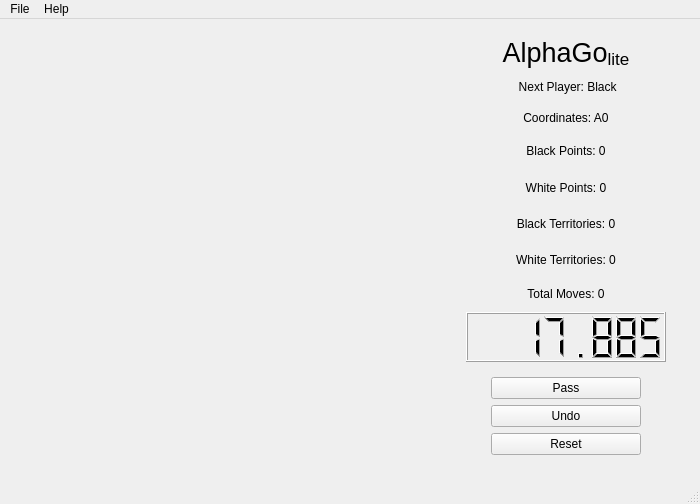
This is code/other_files/main.ui in AynurHasanova/AlphaGo as Qt 5 draws it before an edit. The edited form follows.
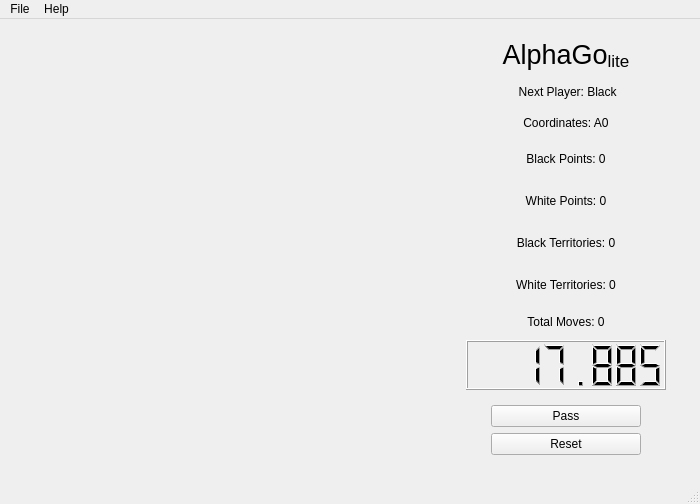
This is the edited form.

Commit message: start working on task8, partially works

Diff of the .ui file:
```diff
--- a/code/other_files/main.ui
+++ b/code/other_files/main.ui
@@ -241,13 +241,6 @@
                  </widget>
                 </item>
                 <item row="1" column="0">
-                 <widget class="QPushButton" name="undo_btn">
-                  <property name="text">
-                   <string>Undo</string>
-                  </property>
-                 </widget>
-                </item>
-                <item row="2" column="0">
                  <widget class="QPushButton" name="reset_btn">
                   <property name="text">
                    <string>Reset</string>
```
The commit also changes 2 other files.
